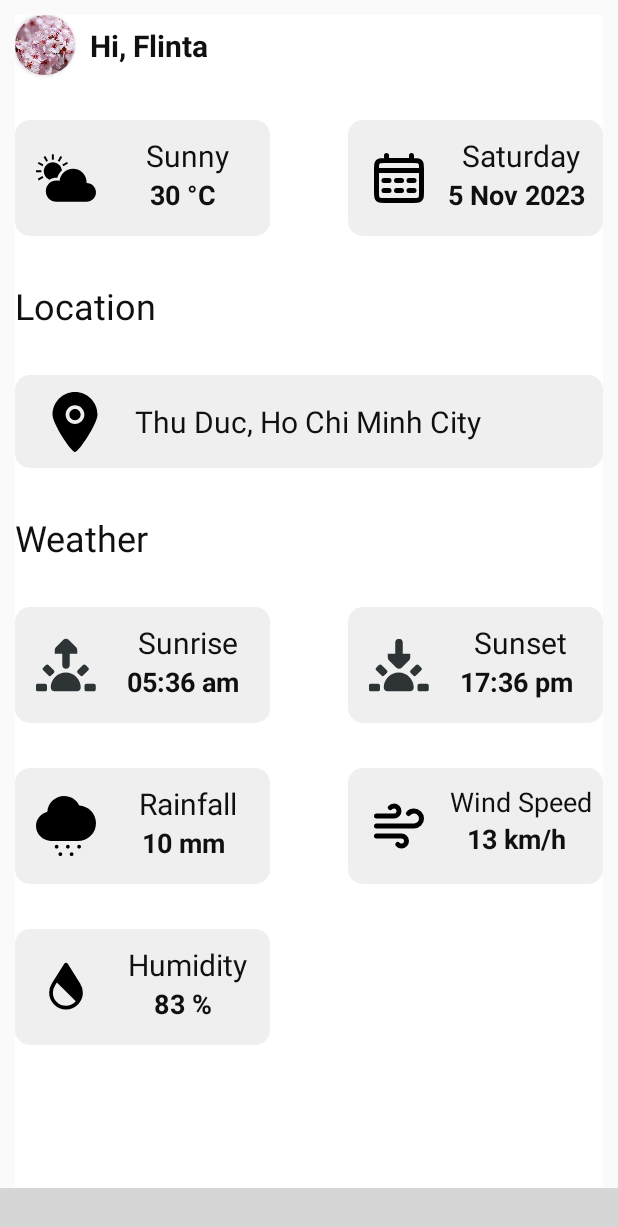
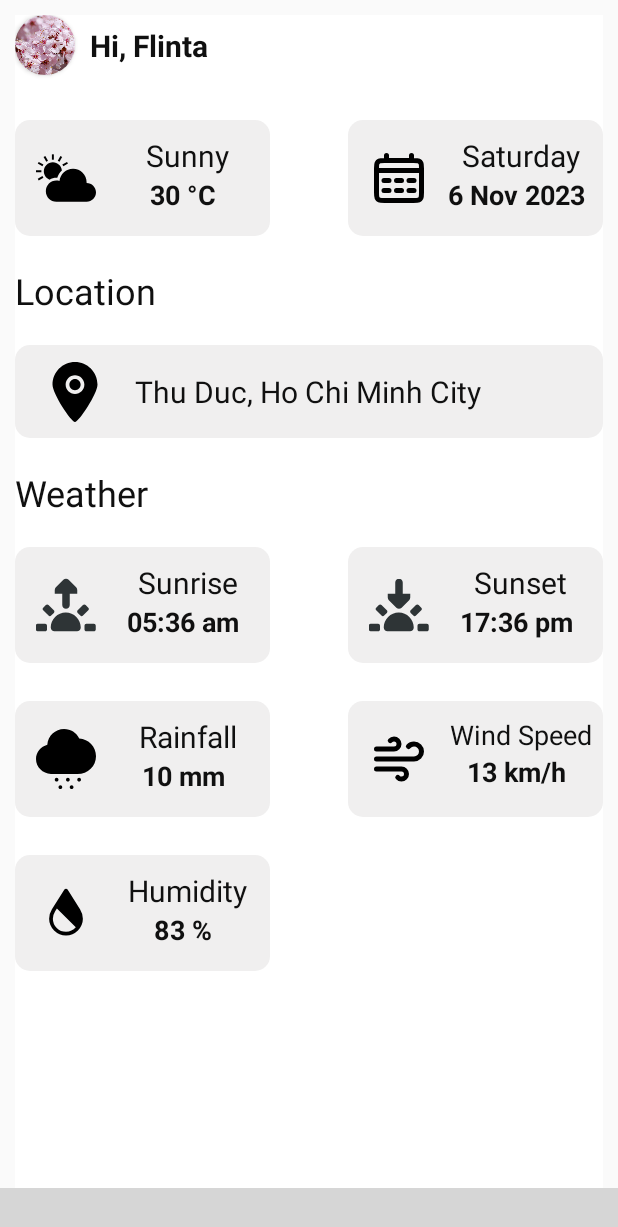
Before and after one commit to tnqb293/NT118.O13.MMCL_FinalProject, an Android app: the DashboardFragment screen opened directly, with no data from a screen before it, on a phone screen of 412 x 824 dp. Shown: the top 1227 px of the screen. Run offline under Robolectric (Android 15) with nearby library versions, the phone set to English and light mode, and no system bars; libraries missing offline, so code that uses them is left out: nl.joery.animatedbottombar; plain views replace AnimatedBottomBar; network calls fail; 3 statements that could not run were skipped; grey boxes are pictures that could not be loaded.

Commit message:
update changelanguage

```diff
--- a/WeatherApp/app/src/main/java/com/uit/weatherapp/AccountSettingFragment.java
+++ b/WeatherApp/app/src/main/java/com/uit/weatherapp/AccountSettingFragment.java
@@ -1,17 +1,14 @@
 package com.uit.weatherapp;
 
 import android.app.AlertDialog;
-import android.content.Context;
 import android.content.DialogInterface;
 import android.content.Intent;
-import android.content.res.Resources;
 import android.os.Bundle;
 import android.view.LayoutInflater;
 import android.view.View;
 import android.view.ViewGroup;
 import android.widget.Button;
 import android.widget.ImageView;
-import android.widget.TextView;
 
 import androidx.annotation.NonNull;
 import androidx.annotation.Nullable;
@@ -22,9 +19,7 @@ import com.uit.weatherapp.model.LocaleHelper;
 public class AccountSettingFragment extends Fragment {
     HomeActivity homeActivity;
     ImageView btnChange_Language;
-    Context context;
-    Resources resources;
-    TextView tvSetting;
+
     Button btLogout;
 
     public AccountSettingFragment() {
@@ -72,10 +67,10 @@ public class AccountSettingFragment extends Fragment {
         });
     }
     private void showLanguageDialog() {
-        final String[] languages = {"Tiếng Việt", "English"};
+        final String[] languages = {getString(R.string.vietnamese), getString(R.string.english)};
 
         AlertDialog.Builder builder = new AlertDialog.Builder(homeActivity);
-        builder.setTitle("Chọn ngôn ngữ")
+        builder.setTitle(R.string.choose_a_language)
                 .setItems(languages, new DialogInterface.OnClickListener() {
                     public void onClick(DialogInterface dialog, int which) {
                         String selectedLanguage = "vi"; // Mặc định là tiếng Việt
@@ -93,8 +88,4 @@ public class AccountSettingFragment extends Fragment {
         AlertDialog dialog = builder.create();
         dialog.show();
     }
-
-
-
-
 }
--- a/WeatherApp/app/src/main/res/layout/fragment_dashboard.xml
+++ b/WeatherApp/app/src/main/res/layout/fragment_dashboard.xml
@@ -129,7 +129,7 @@
         android:layout_height="wrap_content"
         app:layout_constraintTop_toBottomOf="@id/v_item_temperature"
         app:layout_constraintLeft_toLeftOf="parent"
-        android:layout_marginTop="30dp"
+        android:layout_marginTop="20dp"
         android:text="@string/location_title"
         android:textSize="24sp"
         android:textColor="@color/maybe_black"
@@ -139,7 +139,7 @@
         android:layout_width="match_parent"
         android:layout_height="62dp"
         app:layout_constraintTop_toBottomOf="@id/tv_location"
-        android:layout_marginTop="30dp"
+        android:layout_marginTop="20dp"
         android:background="@drawable/bg_input_text"
         />
     <ImageView
@@ -170,7 +170,7 @@
         android:layout_height="wrap_content"
         app:layout_constraintTop_toBottomOf="@id/v_item_location"
         app:layout_constraintLeft_toLeftOf="parent"
-        android:layout_marginTop="30dp"
+        android:layout_marginTop="20dp"
         android:text="@string/weather_title"
         android:textColor="@color/maybe_black"
         android:textSize="24sp"
@@ -181,7 +181,7 @@
         android:layout_height="77dp"
         app:layout_constraintTop_toBottomOf="@id/tv_weather"
         app:layout_constraintLeft_toLeftOf="parent"
-        android:layout_marginTop="30dp"
+        android:layout_marginTop="20dp"
         android:background="@drawable/bg_input_text"
         />
     <ImageView
@@ -225,7 +225,7 @@
         android:layout_height="77dp"
         app:layout_constraintTop_toBottomOf="@id/tv_weather"
         app:layout_constraintEnd_toEndOf="parent"
-        android:layout_marginTop="30dp"
+        android:layout_marginTop="20dp"
         android:background="@drawable/bg_input_text"
         />
     <ImageView
@@ -269,7 +269,7 @@
         android:layout_height="77dp"
         app:layout_constraintTop_toBottomOf="@id/v_item_sunset"
         app:layout_constraintLeft_toLeftOf="parent"
-        android:layout_marginTop="30dp"
+        android:layout_marginTop="25dp"
         android:background="@drawable/bg_input_text"
         />
     <ImageView
@@ -312,7 +312,7 @@
         android:id="@+id/v_item_wind_speed"
         android:layout_width="170dp"
         android:layout_height="77dp"
-        android:layout_marginTop="30dp"
+        android:layout_marginTop="25dp"
         android:background="@drawable/bg_input_text"
         app:layout_constraintEnd_toEndOf="parent"
         app:layout_constraintTop_toBottomOf="@id/v_item_sunrise" />
@@ -357,7 +357,7 @@
         android:layout_height="77dp"
         app:layout_constraintTop_toBottomOf="@id/v_item_rainfall"
         app:layout_constraintLeft_toLeftOf="parent"
-        android:layout_marginTop="30dp"
+        android:layout_marginTop="25dp"
         android:background="@drawable/bg_input_text"
         />
     <ImageView
--- a/WeatherApp/app/src/main/res/values/strings.xml
+++ b/WeatherApp/app/src/main/res/values/strings.xml
@@ -30,7 +30,7 @@
     <string name="temperature_default">30 °C</string>
     <string name="rain_fail_value_default">10 mm</string>
     <string name="day_of_week_default">Saturday</string>
-    <string name="month_year_default">5 Nov 2023</string>
+    <string name="month_year_default">6 Nov 2023</string>
     <string name="location_title">Location</string>
     <string name="location_user_default">Thu Duc, Ho Chi Minh City</string>
     <string name="weather_title">Weather</string>
@@ -62,4 +62,7 @@
     <string name="language">Language</string>
     <string name="edit_language">English</string>
     <string name="logout">LOGOUT</string>
+    <string name="choose_a_language">Choose a language</string>
+    <string name="english">English</string>
+    <string name="vietnamese">Vietnamese</string>
 </resources>
```
Also changed, not shown: 1 other file.
